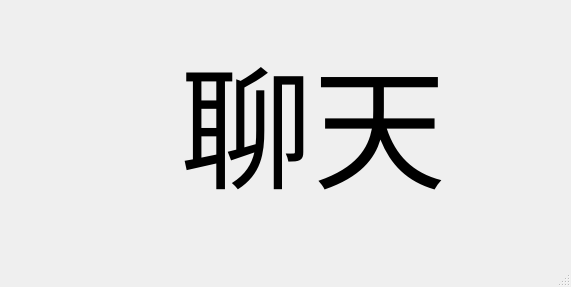
Old version of the form mainwindow.ui in the repository paopaochahu159/chat.
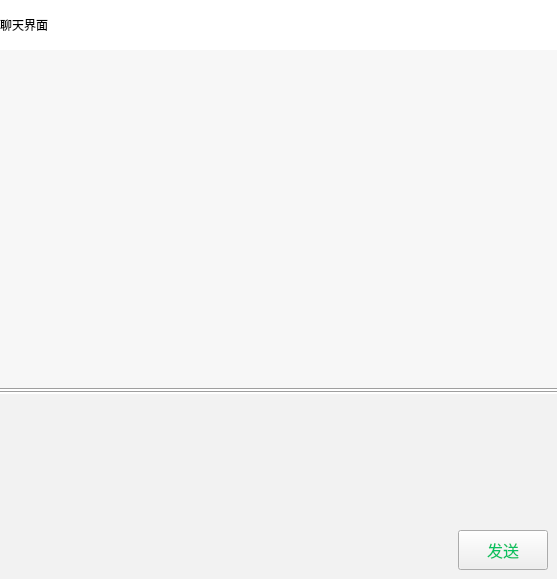
New version of the form.

Commit message: 实现基础聊天界面

```diff
--- a/mainwindow.ui
+++ b/mainwindow.ui
@@ -6,44 +6,193 @@
    <rect>
     <x>0</x>
     <y>0</y>
-    <width>571</width>
-    <height>287</height>
+    <width>557</width>
+    <height>579</height>
    </rect>
   </property>
   <property name="windowTitle">
    <string>MainWindow</string>
   </property>
+  <property name="styleSheet">
+   <string notr="true">#MainWindow{background-color: rgb(255, 255, 255);}</string>
+  </property>
   <widget class="QWidget" name="centralwidget">
-   <widget class="QLabel" name="label">
-    <property name="geometry">
-     <rect>
-      <x>180</x>
-      <y>30</y>
-      <width>351</width>
-      <height>181</height>
-     </rect>
+   <layout class="QGridLayout" name="gridLayout" rowstretch="0,0,0,0,0,0,0,0">
+    <property name="leftMargin">
+     <number>0</number>
     </property>
-    <property name="font">
-     <font>
-      <pointsize>100</pointsize>
-     </font>
+    <property name="topMargin">
+     <number>0</number>
     </property>
-    <property name="text">
-     <string>聊天</string>
+    <property name="rightMargin">
+     <number>0</number>
     </property>
-   </widget>
+    <property name="bottomMargin">
+     <number>0</number>
+    </property>
+    <property name="spacing">
+     <number>0</number>
+    </property>
+    <item row="0" column="0">
+     <widget class="QLabel" name="label">
+      <property name="maximumSize">
+       <size>
+        <width>16777215</width>
+        <height>50</height>
+       </size>
+      </property>
+      <property name="text">
+       <string>聊天界面</string>
+      </property>
+     </widget>
+    </item>
+    <item row="2" column="0">
+     <widget class="Line" name="line_2">
+      <property name="orientation">
+       <enum>Qt::Horizontal</enum>
+      </property>
+     </widget>
+    </item>
+    <item row="4" column="0">
+     <widget class="Line" name="line">
+      <property name="orientation">
+       <enum>Qt::Horizontal</enum>
+      </property>
+     </widget>
+    </item>
+    <item row="5" column="0">
+     <widget class="QWidget" name="widget" native="true">
+      <property name="minimumSize">
+       <size>
+        <width>0</width>
+        <height>0</height>
+       </size>
+      </property>
+      <property name="maximumSize">
+       <size>
+        <width>16777215</width>
+        <height>185</height>
+       </size>
+      </property>
+      <property name="styleSheet">
+       <string notr="true">#widget{background-color: rgb(242, 242, 242);}</string>
+      </property>
+      <layout class="QVBoxLayout" name="verticalLayout">
+       <item>
+        <widget class="QTextEdit" name="textEdit">
+         <property name="sizePolicy">
+          <sizepolicy hsizetype="Expanding" vsizetype="Preferred">
+           <horstretch>0</horstretch>
+           <verstretch>0</verstretch>
+          </sizepolicy>
+         </property>
+         <property name="minimumSize">
+          <size>
+           <width>0</width>
+           <height>120</height>
+          </size>
+         </property>
+         <property name="maximumSize">
+          <size>
+           <width>16777215</width>
+           <height>130</height>
+          </size>
+         </property>
+         <property name="styleSheet">
+          <string notr="true">* {
+	outline: none;
+}
+
+QDialog {
+	background: #D6DBE9;
+}
+
+QTextEdit {
+	border: 0px solid #A0A0A0; /* 边框宽度为1px，颜色为#A0A0A0 */
+	padding-left: 5px; /* 文本距离左边界有5px */
+	background-color: #F2F2F2; /* 背景颜色 */
+	color: #000000; /* 文本颜色 */
+	selection-background-color: #A0A0A0; /* 选中文本的背景颜色 */
+	selection-color: #F2F2F2; /* 选中文本的颜色 */
+	font-family: &quot;Microsoft YaHei&quot;; /* 文本字体族 */
+	font-size: 10pt; /* 文本字体大小 */
+}</string>
+         </property>
+        </widget>
+       </item>
+       <item>
+        <layout class="QHBoxLayout" name="horizontalLayout" stretch="5,1">
+         <item>
+          <spacer name="horizontalSpacer">
+           <property name="orientation">
+            <enum>Qt::Horizontal</enum>
+           </property>
+           <property name="sizeHint" stdset="0">
+            <size>
+             <width>40</width>
+             <height>20</height>
+            </size>
+           </property>
+          </spacer>
+         </item>
+         <item>
+          <widget class="QPushButton" name="pushButton">
+           <property name="minimumSize">
+            <size>
+             <width>0</width>
+             <height>40</height>
+            </size>
+           </property>
+           <property name="maximumSize">
+            <size>
+             <width>120</width>
+             <height>40</height>
+            </size>
+           </property>
+           <property name="font">
+            <font>
+             <pointsize>12</pointsize>
+            </font>
+           </property>
+           <property name="styleSheet">
+            <string notr="true">color: rgb(7, 193, 96);</string>
+           </property>
+           <property name="text">
+            <string>发送</string>
+           </property>
+          </widget>
+         </item>
+        </layout>
+       </item>
+      </layout>
+     </widget>
+    </item>
+    <item row="1" column="0">
+     <widget class="QListWidget" name="listWidget">
+      <property name="sizePolicy">
+       <sizepolicy hsizetype="Expanding" vsizetype="Preferred">
+        <horstretch>0</horstretch>
+        <verstretch>0</verstretch>
+       </sizepolicy>
+      </property>
+      <property name="styleSheet">
+       <string notr="true">QListWidget{background-color: rgb(247, 247, 247); color:rgb(51,51,51); border: 1px solid  rgb(247, 247, 247);outline:0px;}
+QListWidget::Item{background-color: rgb(247, 247, 247);}
+QListWidget::Item:hover{background-color: rgb(247, 247, 247); }
+QListWidget::item:selected{
+	background-color: rgb(247, 247, 247);
+	color:black; 
+    border: 1px solid  rgb(247, 247, 247);
+}
+QListWidget::item:selected:!active{border: 1px solid  rgb(247, 247, 247); background-color: rgb(247, 247, 247); color:rgb(51,51,51); } </string>
+      </property>
+      <property name="horizontalScrollBarPolicy">
+       <enum>Qt::ScrollBarAlwaysOff</enum>
+      </property>
+     </widget>
+    </item>
+   </layout>
   </widget>
-  <widget class="QMenuBar" name="menubar">
-   <property name="geometry">
-    <rect>
-     <x>0</x>
-     <y>0</y>
-     <width>571</width>
-     <height>17</height>
-    </rect>
-   </property>
-  </widget>
-  <widget class="QStatusBar" name="statusbar"/>
  </widget>
  <resources/>
  <connections/>
```
The commit also changes 4 other files.
